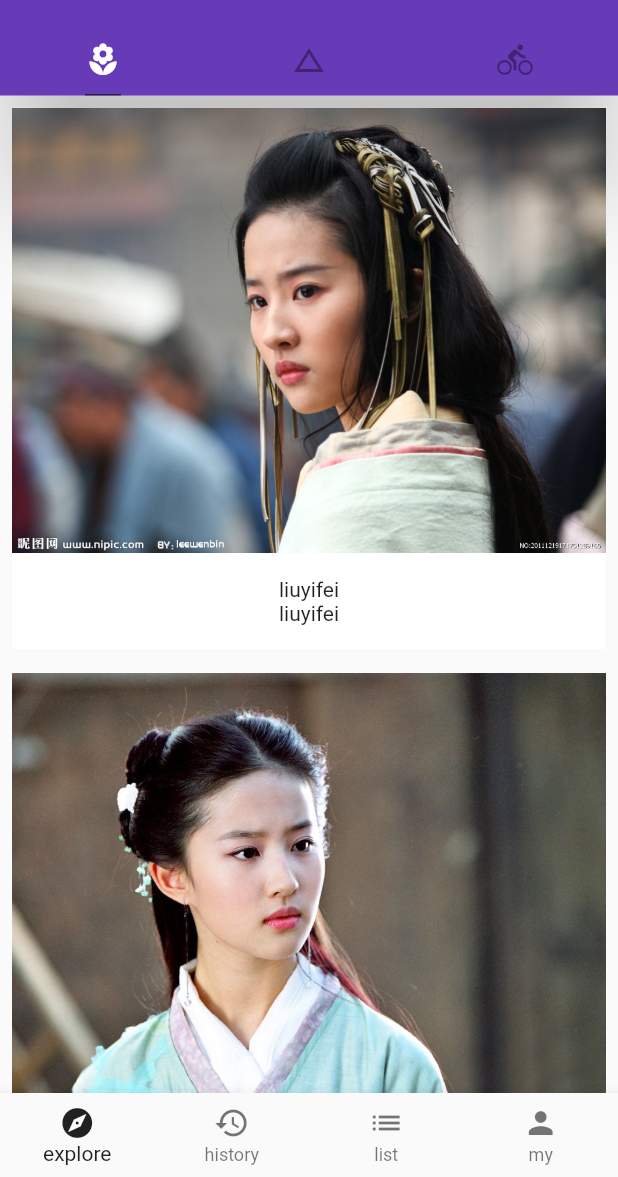
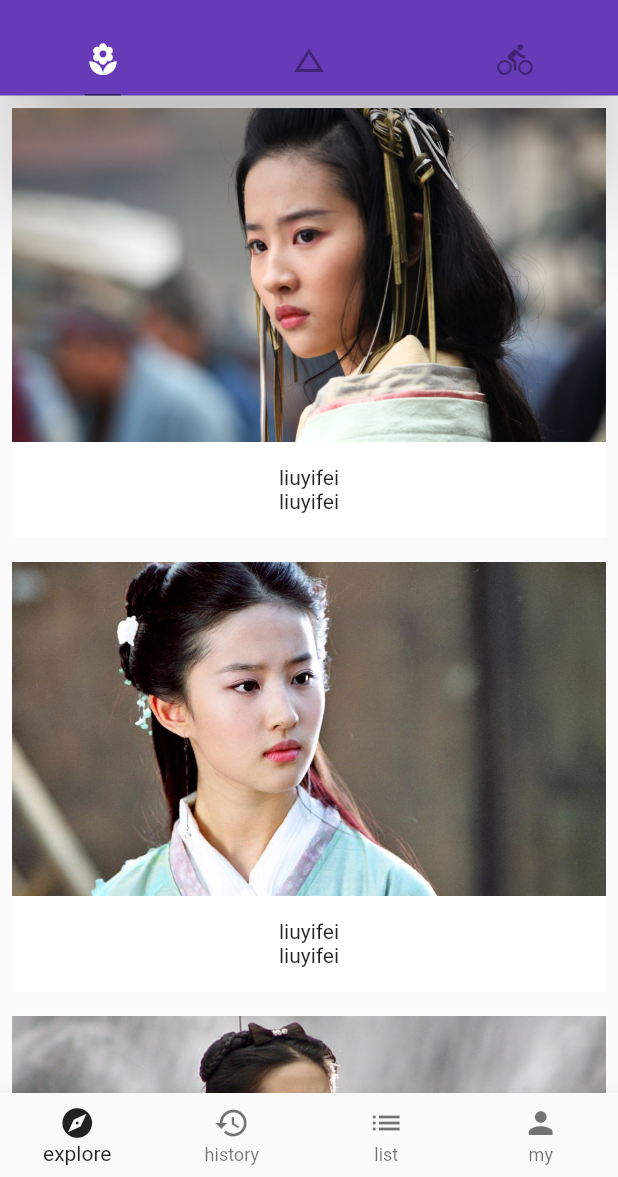
Before and after one commit to datongwxx/flutter_test1, a Flutter app: the Hemo screen opened directly, on a phone screen of 412 x 824 dp, the part 59-1236 px from its top. Run offline on Flutter 3.47's test engine with Material 2 defaults, Android fonts, the phone set to English and light mode, and no system bars.

Commit message:
Second Commit

```diff
--- a/lib/demo/ListView_Demo.dart
+++ b/lib/demo/ListView_Demo.dart
@@ -1,14 +1,21 @@
 import 'package:flutter/material.dart';
+import 'package:flutter_test1/demo/PostShow_Demo.dart';
 import '../model/post.dart';
+import './PostShow_Demo.dart';
 
 class ListViewDemo extends StatelessWidget{
   Widget _listItemBuilder(BuildContext context, int index){
     return Container(
       color: Colors.white,
       margin: EdgeInsets.all(8.0),
-      child: Column(
+      child: Stack(
         children: <Widget>[
-          Image.asset(posts[index].imageUrl),
+          Column(
+            children: <Widget>[
+              AspectRatio(
+                aspectRatio: 16/9,
+                child: Image.asset(posts[index].imageUrl,fit:BoxFit.cover),
+              ),
               SizedBox(height: 16.0),
               Text(
                 posts[index].title,
@@ -17,6 +24,22 @@ class ListViewDemo extends StatelessWidget{
                 posts[index].author,
               ),
               SizedBox(height: 16.0),
+            ],
+          ),
+          Positioned.fill(
+            child: Material(
+              color: Colors.transparent,
+              child: InkWell(
+                splashColor: Colors.white.withOpacity(0.1),
+                highlightColor: Colors.white.withOpacity(0.3),
+                onTap: (){
+                  Navigator.of(context).push(
+                    MaterialPageRoute(builder: (context) => PostShow(post: posts[index]))
+                  );
+                },
+              )
+            )
+          )
         ],
       ),
     );
--- a/lib/demo/NavigatorDemo.dart
+++ b/lib/demo/NavigatorDemo.dart
@@ -20,11 +20,7 @@ class NavigatorDemo extends StatelessWidget{
             ),
             FlatButton(
               onPressed: (){
-                Navigator.of(context).push(
-                  MaterialPageRoute(
-                    builder: (BuildContext context) =>Page(title: 'About'),
-                  ),
-                );
+                Navigator.pushNamed(context, '/about');
               },
               child: Text('About')
             )
--- a/lib/model/post.dart
+++ b/lib/model/post.dart
@@ -3,11 +3,13 @@ class Post{
     this.title,
     this.author,
     this.imageUrl,
+    this.description,
   });
 
   final String title;
   final String author;
   final String imageUrl;
+  final String description;
 }
 
 final List<Post> posts = [
@@ -15,40 +17,48 @@ final List<Post> posts = [
     title: 'liuyifei',
     author: 'liuyifei',
     imageUrl: 'images/4695500_171751289165_2.jpg',
+    description: 'descriptiondescriptiondescriptiondescriptiondescriptiondescriptiondescriptiondescriptiondescriptiondescriptiondescriptiondescriptiondescriptiondescription',
   ),
   Post(
     title: 'liuyifei',
     author: 'liuyifei',
     imageUrl: 'images/4814485_175315068940_2.jpg',
+    description: 'descriptiondescriptiondescriptiondescriptiondescriptiondescriptiondescriptiondescriptiondescriptiondescriptiondescriptiondescriptiondescriptiondescription',
   ),
   Post(
     title: 'liuyifei',
     author: 'liuyifei',
     imageUrl: 'images/8042943_121543962000_2.jpg',
+    description: 'descriptiondescriptiondescriptiondescriptiondescriptiondescriptiondescriptiondescriptiondescriptiondescriptiondescriptiondescriptiondescriptiondescription',
   ),
   Post(
     title: 'liuyifei',
     author: 'liuyifei',
     imageUrl: 'images/th.jpg',
+    description: 'descriptiondescriptiondescriptiondescriptiondescriptiondescriptiondescriptiondescriptiondescriptiondescriptiondescriptiondescriptiondescriptiondescription',
   ),
   Post(
     title: 'liuyifei',
     author: 'liuyifei',
     imageUrl: 'images/th-2.jpg',
+    description: 'descriptiondescriptiondescriptiondescriptiondescriptiondescriptiondescriptiondescriptiondescriptiondescriptiondescriptiondescriptiondescriptiondescription',
   ),
   Post(
     title: 'liuyifei',
     author: 'liuyifei',
     imageUrl: 'images/th-1.jpg',
+    description: 'descriptiondescriptiondescriptiondescriptiondescriptiondescriptiondescriptiondescriptiondescriptiondescriptiondescriptiondescriptiondescriptiondescription',
   ),
     Post(
     title: 'liuyifei',
     author: 'liuyifei',
     imageUrl: 'images/4070682_193057082634_2.jpg',
+    description: 'descriptiondescriptiondescriptiondescriptiondescriptiondescriptiondescriptiondescriptiondescriptiondescriptiondescriptiondescriptiondescriptiondescription',
   ),
   Post(
     title: 'liuyifei',
     author: 'liuyifei',
     imageUrl: 'images/1951702_184700007_2.jpg',
+    description: 'descriptiondescriptiondescriptiondescriptiondescriptiondescriptiondescriptiondescriptiondescriptiondescriptiondescriptiondescriptiondescriptiondescription',
   ),
 ];
```
Also changed, not shown: lib/demo/PostShow_Demo.dart (added, +39 -0 lines), lib/main.dart (+6 -1 lines), 4 other files. Lines whose indentation alone changed are shown as unchanged.
